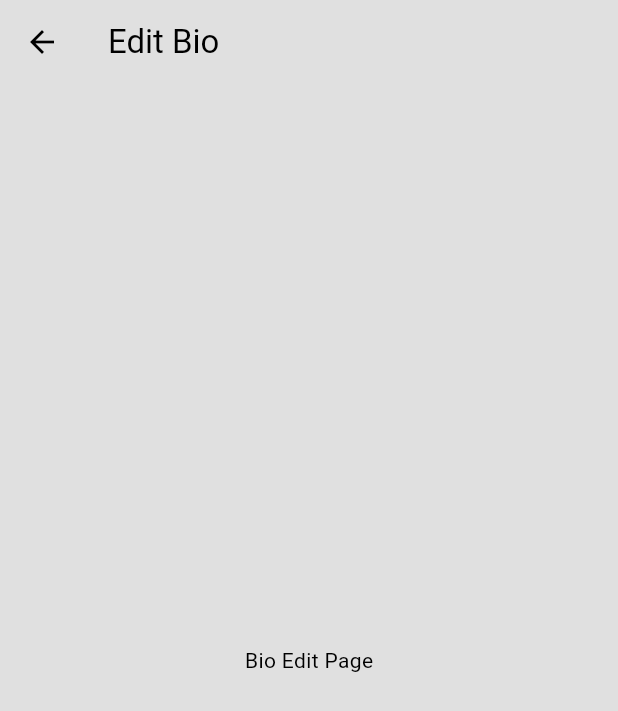
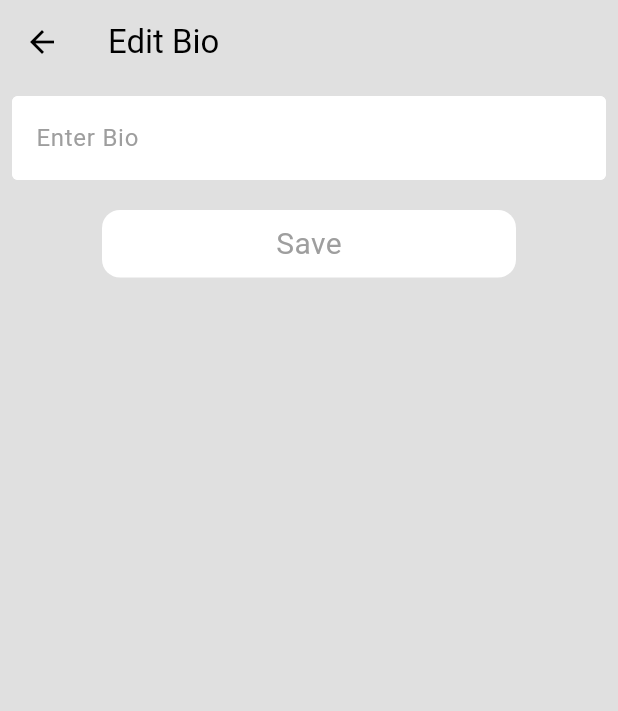
Before and after one commit to ShubhamSharma170/WeGether, a Flutter app: the BioPage screen opened directly, on a phone screen of 412 x 824 dp. Shown: the top 711 px of the screen. Run offline on Flutter 3.47's test engine with Material 3 defaults, Android fonts, the phone set to English and light mode, and no system bars; our stand-ins replace cloud_firestore, firebase_auth, firebase_core; accounts and stored records are empty.

Commit message:
UI Compelte

```diff
--- a/lib/pages/settings/edit_profile_pages/bio.dart
+++ b/lib/pages/settings/edit_profile_pages/bio.dart
@@ -1,16 +1,31 @@
+import 'package:chat_app/components/button.dart';
+import 'package:chat_app/components/textfield.dart';
 import 'package:flutter/material.dart';
 
-class BioPage extends StatelessWidget {
+class BioPage extends StatefulWidget {
   const BioPage({super.key});
 
   @override
+  State<BioPage> createState() => _BioPageState();
+}
+
+class _BioPageState extends State<BioPage> {
+  TextEditingController controller = TextEditingController();
+  @override
   Widget build(BuildContext context) {
     return Scaffold(
-      appBar: AppBar(
-        title: const Text("Edit Bio"),
-      ),
-      body: const Center(
-        child: Text("Bio Edit Page"),
+      appBar: AppBar(title: const Text("Edit Bio")),
+      body: Padding(
+        padding: const EdgeInsets.all(8.0),
+        child: Center(
+          child: Column(
+            children: [
+              MyTextField(hintText: "Enter Bio", controller: controller),
+              SizedBox(height: 20),
+              MyButton(buttonName: "Save", onTap: () async {}),
+            ],
+          ),
+        ),
       ),
     );
   }
```
